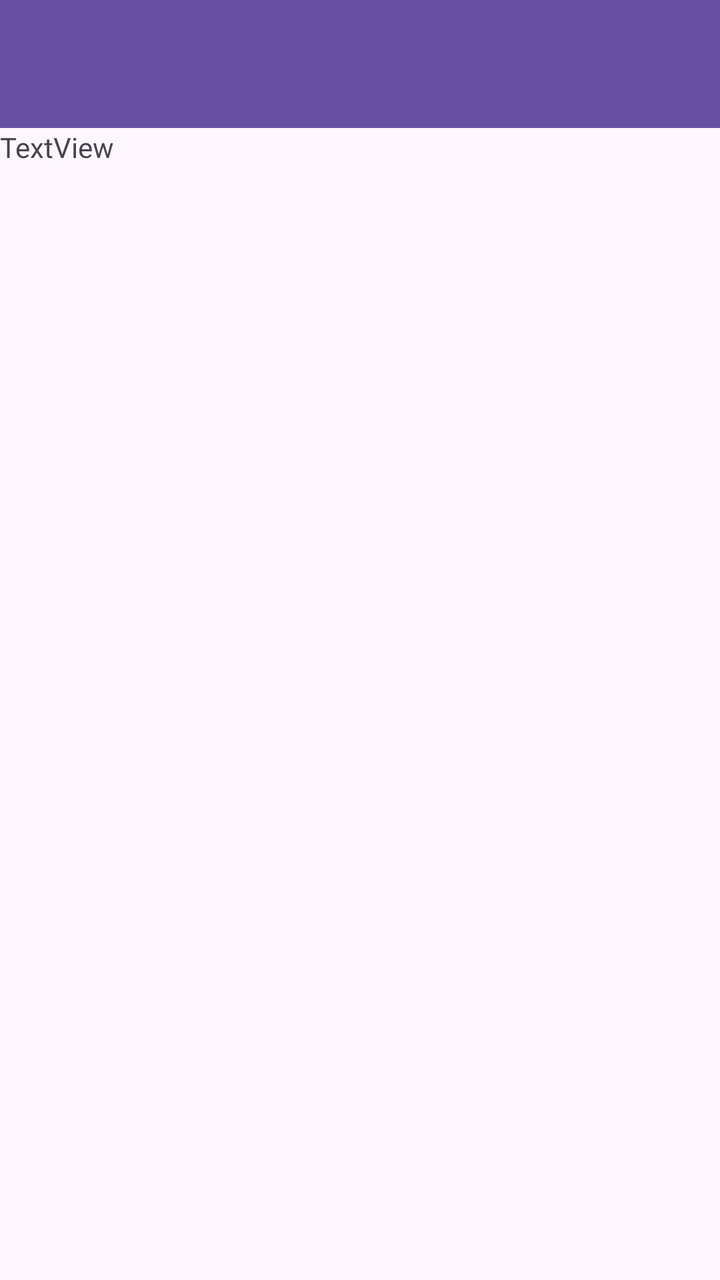
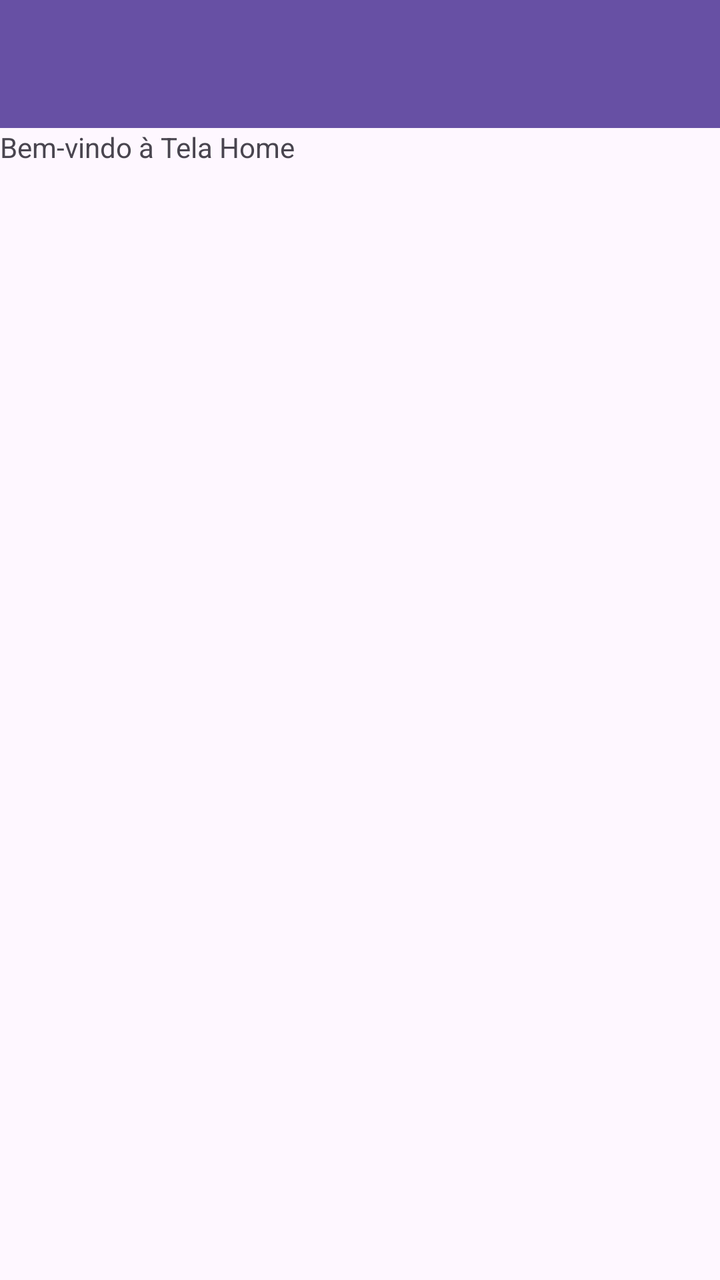

An Android layout rendered at two revisions. The XML below is the earlier revision; the diff shows what the commit changed to produce the second picture.
<!-- AndroidManifest.xml: application theme Theme.ProjetoPDMII -->
<!-- res/layout/activity_tela_home.xml -->
<?xml version="1.0" encoding="utf-8"?>
<androidx.drawerlayout.widget.DrawerLayout xmlns:android="http://schemas.android.com/apk/res/android"
    xmlns:app="http://schemas.android.com/apk/res-auto"
    xmlns:tools="http://schemas.android.com/tools"
    android:id="@+id/iddrawer"
    android:layout_width="match_parent"
    android:layout_height="match_parent"
    tools:context=".TelaHome">

    <LinearLayout
        android:id="@+id/idlinear"
        android:layout_width="match_parent"
        android:layout_height="match_parent"
        android:orientation="vertical">

        <androidx.appcompat.widget.Toolbar
            android:id="@+id/toolbar2"
            android:layout_width="match_parent"
            android:layout_height="wrap_content"
            android:background="?attr/colorPrimary"
            android:minHeight="?attr/actionBarSize"
            android:theme="?attr/actionBarTheme" />

        <TextView
            android:id="@+id/textView7"
            android:layout_width="match_parent"
            android:layout_height="wrap_content"
            android:text="TextView" />
    </LinearLayout>

    <com.google.android.material.navigation.NavigationView
        android:id="@+id/idnavigation"
        android:layout_width="wrap_content"
        android:layout_height="match_parent"
        android:layout_gravity="start"
        app:menu="@menu/menudrawer" />
</androidx.drawerlayout.widget.DrawerLayout>
<!-- resources referenced by this layout -->
<resources>
  <style name="Theme.ProjetoPDMII" parent="Base.Theme.ProjetoPDMII" />
  <style name="Base.Theme.ProjetoPDMII" parent="Theme.Material3.DayNight.NoActionBar">
          
          
      </style>
</resources>

<!-- the commit's change to res/layout/activity_tela_home.xml (unified diff, before → after) -->
@@ -2,7 +2,7 @@
 <androidx.drawerlayout.widget.DrawerLayout xmlns:android="http://schemas.android.com/apk/res/android"
     xmlns:app="http://schemas.android.com/apk/res-auto"
     xmlns:tools="http://schemas.android.com/tools"
-    android:id="@+id/iddrawer"
+    android:id="@+id/iddrawer2"
     android:layout_width="match_parent"
     android:layout_height="match_parent"
     tools:context=".TelaHome">
@@ -25,7 +25,7 @@
             android:id="@+id/textView7"
             android:layout_width="match_parent"
             android:layout_height="wrap_content"
-            android:text="TextView" />
+            android:text="@string/oi" />
     </LinearLayout>
 
     <com.google.android.material.navigation.NavigationView
@@ -33,5 +33,37 @@
         android:layout_width="wrap_content"
         android:layout_height="match_parent"
         android:layout_gravity="start"
+        app:headerLayout="@layout/cabecalho"
         app:menu="@menu/menudrawer" />
 </androidx.drawerlayout.widget.DrawerLayout>
+<!-- res/layout/cabecalho.xml (included above) -->
+<?xml version="1.0" encoding="utf-8"?>
+<LinearLayout xmlns:android="http://schemas.android.com/apk/res/android"
+    xmlns:app="http://schemas.android.com/apk/res-auto"
+    android:layout_width="match_parent"
+    android:layout_height="180dp"
+    android:background="#FFC107"
+    android:gravity="bottom"
+    android:orientation="vertical"
+    android:padding="10dp">
+
+    <ImageView
+        android:id="@+id/imageView9"
+        android:layout_width="72dp"
+        android:layout_height="72dp"
+        app:srcCompat="@drawable/account_circle_48px" />
+
+    <TextView
+        android:id="@+id/textView8"
+        android:layout_width="match_parent"
+        android:layout_height="wrap_content"
+        android:text="@string/nome"
+        android:textSize="16sp" />
+
+    <TextView
+        android:id="@+id/textView9"
+        android:layout_width="match_parent"
+        android:layout_height="wrap_content"
+        android:text="@string/email"
+        android:textSize="16sp" />
+</LinearLayout>
<!-- resource entries referenced after the edit -->
@@ -1,5 +1,19 @@
 <!-- resources referenced by this layout -->
 <resources>
+  <!-- drawable account_circle_48px (drawable) -->
+  <vector xmlns:android="http://schemas.android.com/apk/res/android"
+      android:width="48dp"
+      android:height="48dp"
+      android:viewportWidth="960"
+      android:viewportHeight="960"
+      android:tint="?attr/colorControlNormal">
+    <path
+        android:fillColor="@android:color/white"
+        android:pathData="M222,705Q285,661 347,637.5Q409,614 480,614Q551,614 613.5,637.5Q676,661 739,705Q783,651 801.5,596Q820,541 820,480Q820,335 722.5,237.5Q625,140 480,140Q335,140 237.5,237.5Q140,335 140,480Q140,541 159,596Q178,651 222,705ZM382.5,470.5Q343,431 343,373Q343,315 382.5,275.5Q422,236 480,236Q538,236 577.5,275.5Q617,315 617,373Q617,431 577.5,470.5Q538,510 480,510Q422,510 382.5,470.5ZM480,880Q398,880 325,848.5Q252,817 197.5,762.5Q143,708 111.5,635Q80,562 80,480Q80,397 111.5,324.5Q143,252 197.5,197.5Q252,143 325,111.5Q398,80 480,80Q563,80 635.5,111.5Q708,143 762.5,197.5Q817,252 848.5,324.5Q880,397 880,480Q880,562 848.5,635Q817,708 762.5,762.5Q708,817 635.5,848.5Q563,880 480,880ZM587.5,804Q640,788 691,748Q640,712 587,693Q534,674 480,674Q426,674 373,693Q320,712 269,748Q320,788 372.5,804Q425,820 480,820Q535,820 587.5,804ZM535.5,428.5Q557,407 557,373Q557,339 535.5,317.5Q514,296 480,296Q446,296 424.5,317.5Q403,339 403,373Q403,407 424.5,428.5Q446,450 480,450Q514,450 535.5,428.5ZM480,373Q480,373 480,373Q480,373 480,373Q480,373 480,373Q480,373 480,373Q480,373 480,373Q480,373 480,373Q480,373 480,373Q480,373 480,373ZM480,747Q480,747 480,747Q480,747 480,747Q480,747 480,747Q480,747 480,747Q480,747 480,747Q480,747 480,747Q480,747 480,747Q480,747 480,747Z"/>
+  </vector>
+  <string name="email">jhonata.paina@alunos.ifsuldeminas.edu.br</string>
+  <string name="nome">Jhonata Paína</string>
+  <string name="oi">Bem-vindo à Tela Home</string>
   <style name="Theme.ProjetoPDMII" parent="Base.Theme.ProjetoPDMII" />
   <style name="Base.Theme.ProjetoPDMII" parent="Theme.Material3.DayNight.NoActionBar">
           
